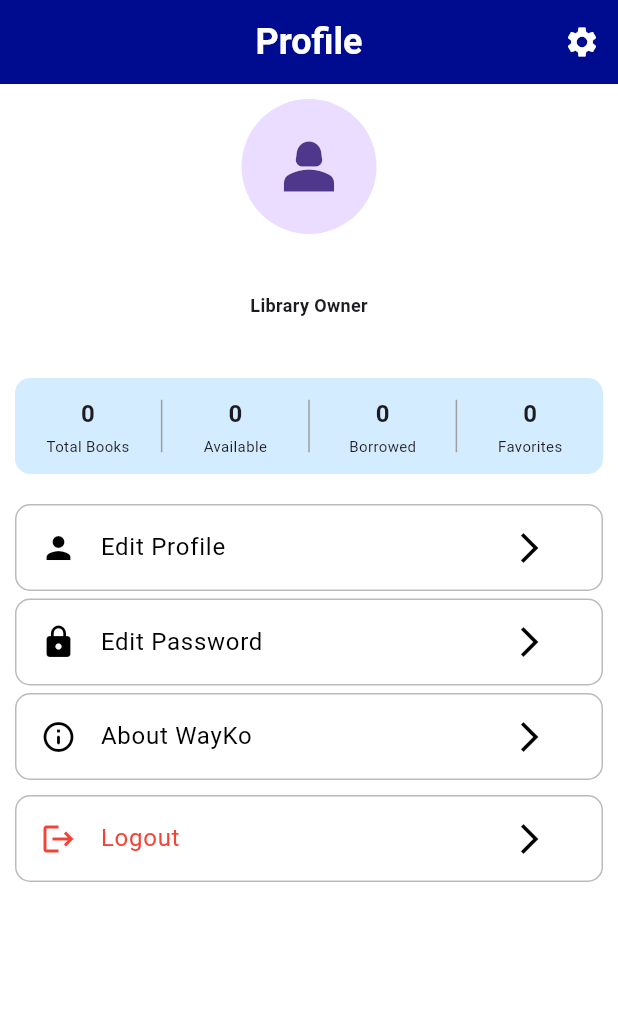
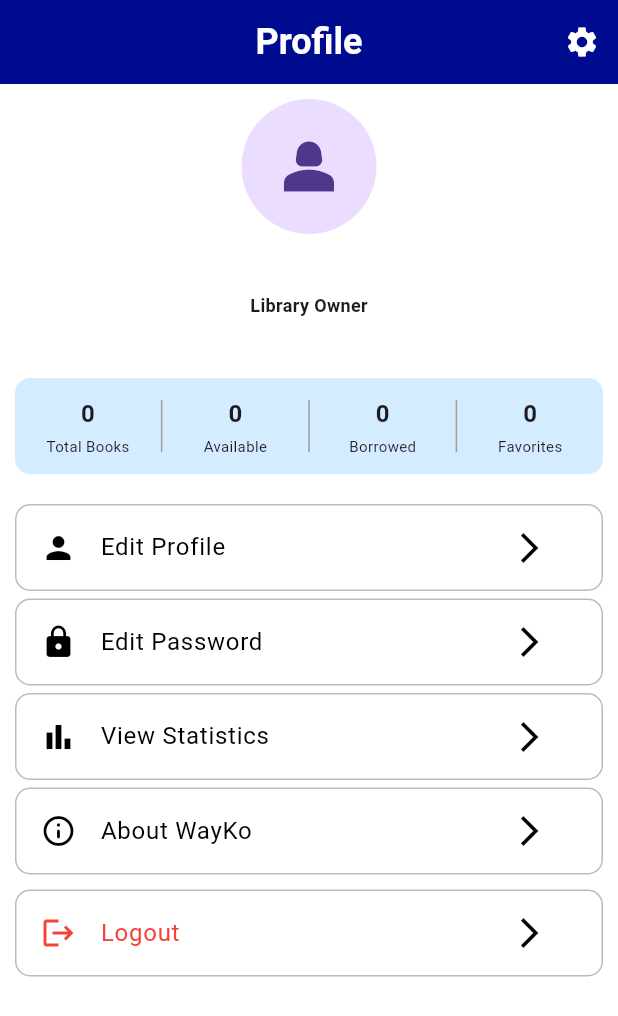
Before and after one commit to mohammednafil916/WayKo_App, a Flutter app: the ProfileScreen screen opened by its route, on a phone screen of 412 x 824 dp. Shown: the top 1016 px of the screen. Run offline on Flutter 3.47's test engine with Material 3 defaults, Android fonts, the phone set to English and light mode, and no system bars; our stand-ins replace hive, hive_flutter, image_picker, shared_preferences; accounts and stored records are empty.

Commit message:
Added Statistics in Profile Page

```diff
--- a/lib/Screens/profile_screen.dart
+++ b/lib/Screens/profile_screen.dart
@@ -148,6 +148,14 @@ class _ProfileScreenState extends State<ProfileScreen> {
               ),
               SizedBox(height: 5),
               ProfileActionCard(
+                icon: Icons.bar_chart,
+                title: "View Statistics",
+                onTap: () {
+                  Navigator.pushNamed(context, AppRoutes.statistics);
+                },
+              ),
+              SizedBox(height: 5),
+              ProfileActionCard(
                 icon: Icons.info_outline_rounded,
                 title: "About WayKo",
                 onTap: () {
```
Also changed, not shown: assets/images/book1.jpg (deleted), assets/images/book2.jpg (deleted), assets/images/book3.jpg (deleted), assets/images/book4.jpg (deleted).
